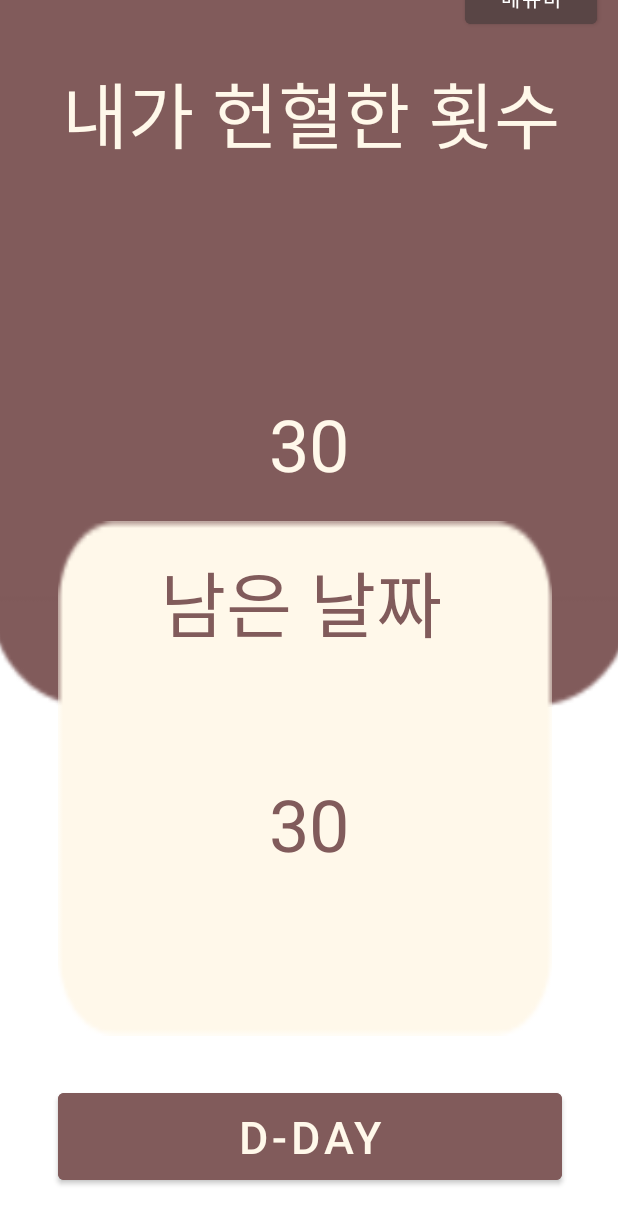
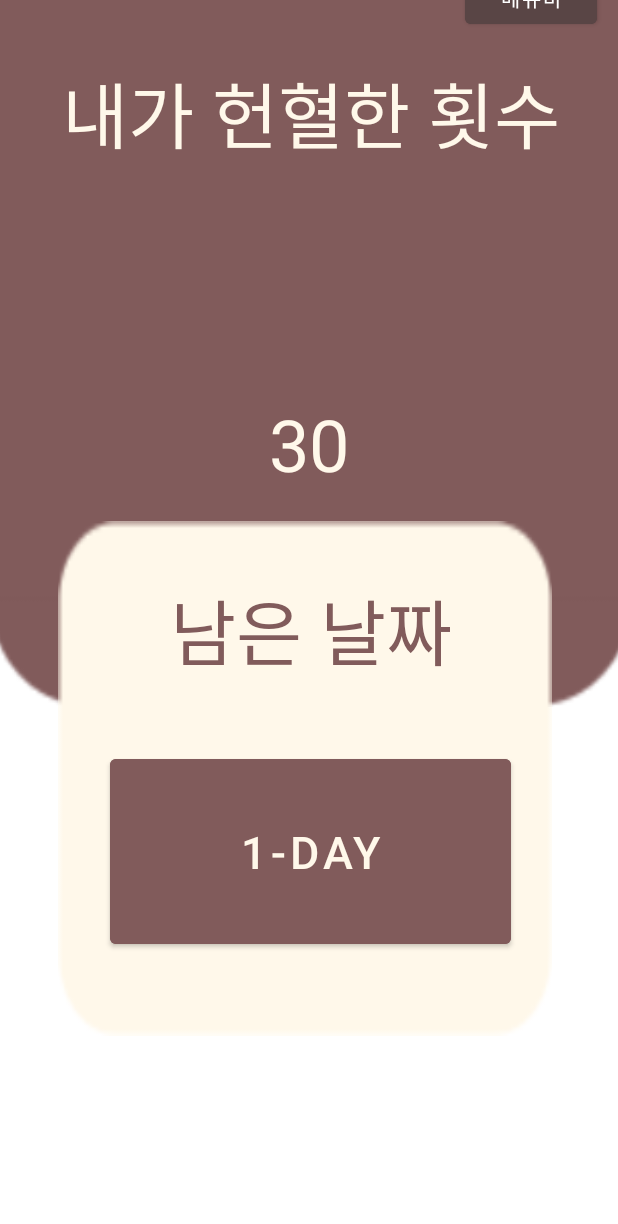
Before and after one commit to KimKiHyun0206/S2E2, an Android app: the screen it shows after launch (MainActivity), on a phone screen of 412 x 824 dp. Shown: the top 1224 px of the screen. Run offline under Robolectric (Android 15) with nearby library versions, the phone set to English and light mode, and no system bars.

Commit message:
코드 리펙토링

```diff
--- a/app/src/main/java/com/example/s2e2/MainActivity.java
+++ b/app/src/main/java/com/example/s2e2/MainActivity.java
@@ -12,16 +12,19 @@ import androidx.appcompat.app.AppCompatActivity;
 
 public class MainActivity extends AppCompatActivity {
 
+    //현재 내가 헌혈한 횟수
     private static int countBloodDonation = 30;
+    //남은 날
     private int lastDay = 365;
-    private int passDay = 365;
-
-    private NotificationHelper notificationHelper;
+    //헌혈한 날로부터 지난 날
+    private int passDay = 364;
+    //true면 메뉴바가 보이고 false면 보이지 않음
+    private boolean menuBarOption = true;
 
     @Override
     protected void onCreate(@Nullable Bundle savedInstanceState) {
         super.onCreate(savedInstanceState);
-        setContentView(R.layout.main_activity);
+        setContentView(R.layout.activity_main);
 
         TextView bloodCountTextView = findViewById(R.id.countBloodView);
 
@@ -33,13 +36,15 @@ public class MainActivity extends AppCompatActivity {
 
         TextView lastBloodDonationDay = findViewById(R.id.lastBloodDonationDayTextView);
         lastBloodDonationDay.setText(lastBloodDonationDayText());
-
     }
 
+
+    //마지막 헌혈한 날짜를 보여주기 위한 메소드
     private String lastBloodDonationDayText(){
         return "2022.2.6";
     }
 
+    //남은 날을 보여주기 위한 메소드
     private String calculateLastDay() {
         if (lastDay - passDay == 0) {
             return "D-Day";
@@ -47,20 +52,15 @@ public class MainActivity extends AppCompatActivity {
         return (lastDay - passDay) + "-day";
     }
 
+    //화면 이동 메소드 - 지도 페이지
     public void goToMapPage(View view) {
-        Intent intent = new Intent(this, MapActivity.class);
-        startActivity(intent);
+        if(lastDay-passDay<=0){
+            Intent intent = new Intent(this, MapActivity.class);
+            startActivity(intent);
+        }
     }
 
-    public void setCount(int count) {
-        this.countBloodDonation = count;
-    }
-
-    public void setLastDay(int lastDay) {
-        this.lastDay = lastDay;
-    }
-
-    private boolean menuBarOption = true;
+    //메뉴바를 보이게 하는 메소드
     public void showMenuBar(View view) {
         Button lastDayButton = findViewById(R.id.lastDayButton);
         RelativeLayout relativeLayout = findViewById(R.id.menuBar);
@@ -75,11 +75,8 @@ public class MainActivity extends AppCompatActivity {
         }
     }
 
+    //헌혈 횟수를 증가시키기 위한 메소드
     static public void increaseCountBloodDonation(){
         countBloodDonation++;
     }
-
-    public int getCountBloodDonation() {
-        return countBloodDonation;
-    }
 }
--- a/app/src/main/java/com/example/s2e2/MapActivity.java
+++ b/app/src/main/java/com/example/s2e2/MapActivity.java
@@ -2,7 +2,6 @@ package com.example.s2e2;
 
 import androidx.annotation.NonNull;
 import androidx.appcompat.app.AppCompatActivity;
-
 
 import android.content.Intent;
 import android.os.Bundle;
@@ -15,7 +14,6 @@ import com.google.android.gms.maps.SupportMapFragment;
 import com.google.android.gms.maps.model.LatLng;
 import com.google.android.gms.maps.model.MarkerOptions;
 
-import java.util.LinkedList;
 import java.util.List;
 
 public class MapActivity extends AppCompatActivity implements OnMapReadyCallback {
@@ -48,15 +46,15 @@ public class MapActivity extends AppCompatActivity implements OnMapReadyCallback
     }
 
     //카메라 움직이기
-    private void movingCamera(LatLng latLng){
-        this.googleMap.moveCamera(CameraUpdateFactory.newLatLngZoom(latLng,20));
+    private void movingCamera(LatLng latLng) {
+        this.googleMap.moveCamera(CameraUpdateFactory.newLatLngZoom(latLng, 20));
     }
 
     //데베에서 받아온 위치를 모두 처리하기기
-   private void bloodDonationHouseList(List<BloodDonationHousePosition> bloodDonationHousePositions) {
+    private void bloodDonationHouseList(List<BloodDonationHousePosition> bloodDonationHousePositions) {
         for (int i = 0; i < bloodDonationHousePositions.size(); i++) {
             MarkerOptions markerOptions = new MarkerOptions();
-            markerOptions.position(new LatLng(bloodDonationHousePositions.get(i).getLatitude(),bloodDonationHousePositions.get(i).getLongitude()));
+            markerOptions.position(new LatLng(bloodDonationHousePositions.get(i).getLatitude(), bloodDonationHousePositions.get(i).getLongitude()));
             markerOptions.title(bloodDonationHousePositions.get(i).getName());
             markerOptions.snippet("헌혈의 집");
 
@@ -70,12 +68,14 @@ public class MapActivity extends AppCompatActivity implements OnMapReadyCallback
         super.onPointerCaptureChanged(hasCapture);
     }
 
+    //화면 이동 메소드 - 메인페이지로
     public void goToMainPage(View view) {
         Intent intent = new Intent(this, MainActivity.class);
         startActivity(intent);
     }
 
-    public void completeAndGoTOMainPage(View view){
+    //화면 이동 메소드 - 메인페지이로, 헌혈횟수를 1 증가시킨다.
+    public void completeAndGoTOMainPage(View view) {
         MainActivity.increaseCountBloodDonation();
         Intent intent = new Intent(this, MainActivity.class);
         startActivity(intent);
--- a/app/src/main/res/layout/main_activity.xml
+++ b/app/src/main/res/layout/activity_main.xml
@@ -17,7 +17,7 @@
         app:layout_constraintVertical_bias="1.0">
 
         <ImageView
-            android:id="@+id/imageView"
+            android:id="@+id/topBackground"
             android:layout_width="429dp"
             android:layout_height="544dp"
             android:scaleType="fitXY"
@@ -36,11 +36,11 @@
             android:text="내가 헌혈한 횟수"
             android:textColor="#FFF8EA"
             android:textSize="@android:dimen/app_icon_size"
-            app:layout_constraintBottom_toBottomOf="@+id/imageView"
-            app:layout_constraintEnd_toEndOf="@+id/imageView"
+            app:layout_constraintBottom_toBottomOf="@+id/topBackground"
+            app:layout_constraintEnd_toEndOf="@+id/topBackground"
             app:layout_constraintHorizontal_bias="0.51"
-            app:layout_constraintStart_toStartOf="@+id/imageView"
-            app:layout_constraintTop_toTopOf="@+id/imageView"
+            app:layout_constraintStart_toStartOf="@+id/topBackground"
+            app:layout_constraintTop_toTopOf="@+id/topBackground"
             app:layout_constraintVertical_bias="0.237" />
 
         <TextView
@@ -51,7 +51,7 @@
             android:text="30"
             android:textColor="#FFF8EA"
             android:textSize="@android:dimen/app_icon_size"
-            app:layout_constraintBottom_toBottomOf="@+id/imageView"
+            app:layout_constraintBottom_toBottomOf="@+id/topBackground"
             app:layout_constraintEnd_toEndOf="parent"
             app:layout_constraintHorizontal_bias="0.498"
             app:layout_constraintStart_toStartOf="parent"
@@ -59,7 +59,7 @@
             app:layout_constraintVertical_bias="0.0" />
 
         <ImageView
-            android:id="@+id/imageView3"
+            android:id="@+id/middleBackground"
             android:layout_width="329dp"
             android:layout_height="343dp"
             android:scaleType="fitXY"
@@ -79,32 +79,17 @@
             android:text="남은 날짜"
             android:textColor="@color/brown3"
             android:textSize="@android:dimen/app_icon_size"
-            app:layout_constraintBottom_toBottomOf="@+id/imageView3"
-            app:layout_constraintEnd_toEndOf="@+id/imageView3"
-            app:layout_constraintHorizontal_bias="0.49"
-            app:layout_constraintStart_toStartOf="@+id/imageView3"
-            app:layout_constraintTop_toTopOf="@+id/imageView3"
-            app:layout_constraintVertical_bias="0.066" />
-
-        <TextView
-            android:id="@+id/lastDayCount"
-            android:layout_width="112dp"
-            android:layout_height="80dp"
-            android:gravity="center"
-            android:text="30"
-            android:textColor="@color/brown3"
-            android:textSize="@android:dimen/app_icon_size"
-            app:layout_constraintBottom_toBottomOf="@+id/imageView3"
-            app:layout_constraintEnd_toEndOf="parent"
-            app:layout_constraintHorizontal_bias="0.498"
-            app:layout_constraintStart_toStartOf="parent"
-            app:layout_constraintTop_toBottomOf="@+id/lastDayTextView"
-            app:layout_constraintVertical_bias="0.415" />
+            app:layout_constraintBottom_toBottomOf="@+id/middleBackground"
+            app:layout_constraintEnd_toEndOf="@+id/middleBackground"
+            app:layout_constraintHorizontal_bias="0.536"
+            app:layout_constraintStart_toStartOf="@+id/middleBackground"
+            app:layout_constraintTop_toTopOf="@+id/middleBackground"
+            app:layout_constraintVertical_bias="0.136" />
 
         <Button
             android:id="@+id/lastDayButton"
-            android:layout_width="336dp"
-            android:layout_height="70dp"
+            android:layout_width="267dp"
+            android:layout_height="135dp"
             android:backgroundTint="#815B5B"
             android:focusable="auto"
             android:onClick="goToMapPage"
@@ -112,14 +97,16 @@
             android:textSize="30dp"
             app:layout_constraintBottom_toBottomOf="parent"
             app:layout_constraintEnd_toEndOf="parent"
+            app:layout_constraintHorizontal_bias="0.503"
             app:layout_constraintStart_toStartOf="parent"
-            app:layout_constraintTop_toBottomOf="@+id/imageView3" />
+            app:layout_constraintTop_toTopOf="@+id/middleBackground"
+            app:layout_constraintVertical_bias="0.447" />
 
         <RelativeLayout
 
             android:id="@+id/menuBar"
-            android:layout_width="309dp"
-            android:layout_height="890dp"
+            android:layout_width="320dp"
+            android:layout_height="905dp"
             android:background="@color/brown2"
             android:visibility="invisible"
             app:layout_constraintBottom_toBottomOf="parent"
@@ -127,7 +114,7 @@
             app:layout_constraintHorizontal_bias="0.0"
             app:layout_constraintStart_toStartOf="parent"
             app:layout_constraintTop_toTopOf="parent"
-            app:layout_constraintVertical_bias="1.0">
+            app:layout_constraintVertical_bias="0.0">
 
             <androidx.constraintlayout.widget.ConstraintLayout
                 android:layout_width="match_parent"
```
Also changed, not shown: 1 other file.
